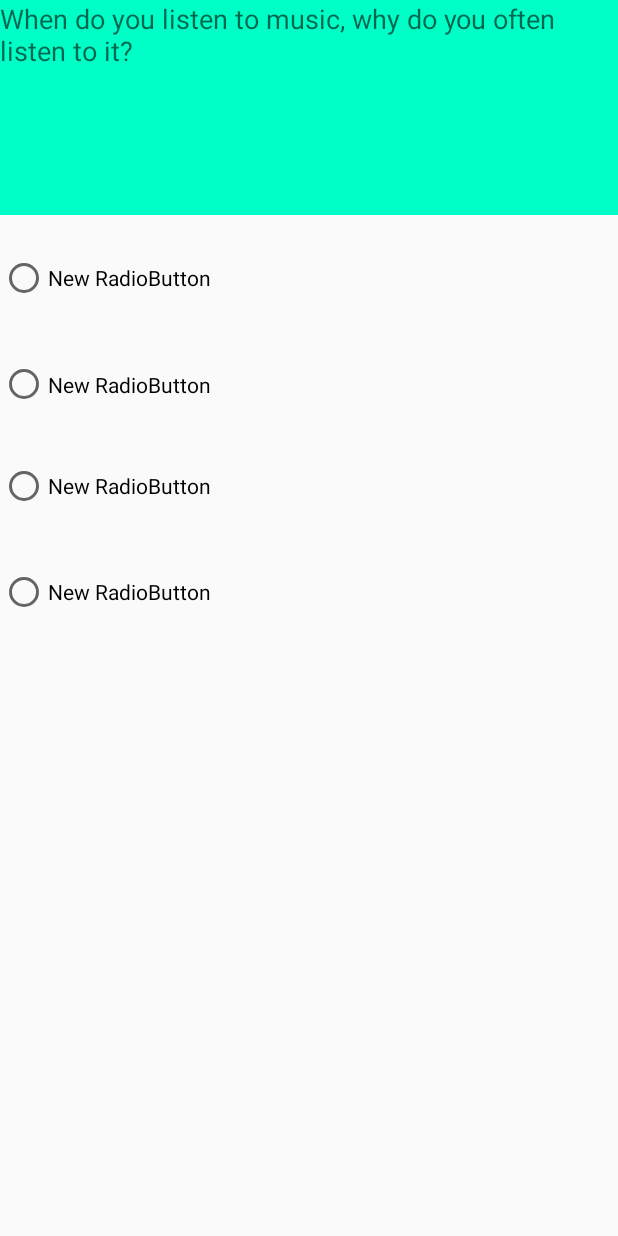
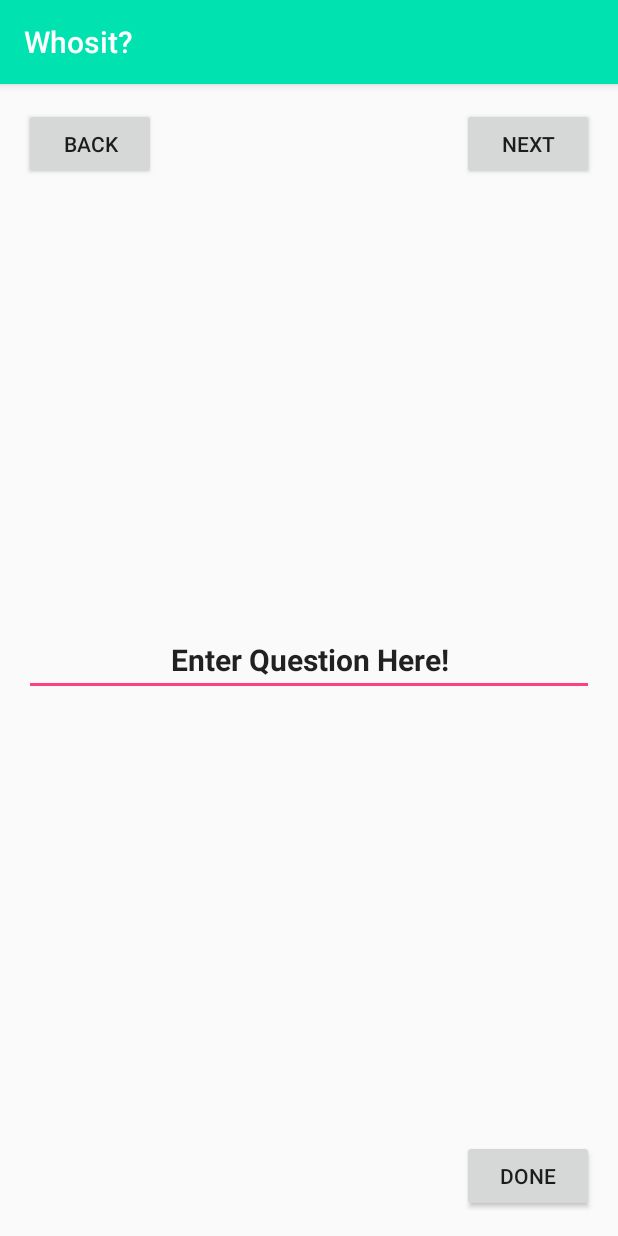
Before and after one commit to jadkinsjr76/WhositApp, an Android app: the screen it shows after launch (TakeQuizActivity before the commit, CreateQuestionActivity after it), on a phone screen of 412 x 824 dp. Run offline under Robolectric (Android 15) with nearby library versions, the phone set to English and light mode, and no system bars.

Commit message:
Added all activities associated to creating a quiz.

```diff
--- /dev/null
+++ b/app/src/main/java/com/example/jackadkins/whosit/CreateQuestionActivity.java
@@ -0,0 +1,118 @@
+package com.example.jackadkins.whosit;
+import android.content.Context;
+import android.content.Intent;
+import android.support.v7.app.AppCompatActivity;
+import android.os.Bundle;
+import android.view.KeyEvent;
+import android.view.View;
+import android.view.WindowManager;
+import android.view.inputmethod.EditorInfo;
+import android.view.inputmethod.InputMethodManager;
+import android.view.View.OnKeyListener;
+import android.widget.Button;
+import android.widget.EditText;
+import android.widget.TextView;
+import android.widget.TextView.OnEditorActionListener;
+
+public class CreateQuestionActivity extends AppCompatActivity {
+
+    class ButtonListener implements View.OnClickListener {
+        @Override
+        public void onClick(View v){
+            switch (v.getId()){
+                case R.id.nextButton:
+                    enterQuestion();
+                    if(currentQuestion == 19){
+                        break;
+                    }
+                    currentQuestion++;
+                    if(myStringArray[currentQuestion].equals(" ")){
+                        questionEditText.setText("Enter Question" + " " + (currentQuestion + 1));
+                    }else{
+                        questionEditText.setText(myStringArray[currentQuestion]);
+                    }
+
+                    break;
+
+                case R.id.backButton:
+                    if(currentQuestion == 0){
+                        break;
+                    }
+                    currentQuestion--;
+                    questionEditText.setText(myStringArray[currentQuestion]);
+                    break;
+                //go back to CreateQuizActivity
+                case R.id.doneButton:
+                    launchCreateQuizAct();
+                    break;
+            }
+        }
+    }
+
+    private String[] myStringArray = {" ", " ", " ", " ", " ", " ", " ", " ", " ", " ", " ", " ", " ", " ", " ", " ", " ", " ", " ", " "};
+    private int currentQuestion = 0;
+    private EditText questionEditText;
+    private Button nextButton;
+    private Button backButton;
+    private Button doneButton;
+    private ButtonListener mButtonListener = new ButtonListener();
+
+
+    @Override
+    protected void onCreate(Bundle savedInstanceState) {
+        super.onCreate(savedInstanceState);
+        setContentView(R.layout.activity_create_question);
+        this.getWindow().setSoftInputMode(WindowManager.LayoutParams.SOFT_INPUT_STATE_ALWAYS_HIDDEN);
+
+        questionEditText = (EditText) findViewById(R.id.q1);
+        nextButton = (Button) findViewById(R.id.nextButton);
+        backButton = (Button) findViewById(R.id.backButton);
+        doneButton = (Button) findViewById(R.id.doneButton);
+
+        nextButton.setOnClickListener(mButtonListener);
+        backButton.setOnClickListener(mButtonListener);
+        doneButton.setOnClickListener(mButtonListener);
+
+        questionEditText.setOnEditorActionListener(new OnEditorActionListener() {
+
+            @Override
+            public boolean onEditorAction(TextView v, int actionId, KeyEvent event) {
+                if (actionId == EditorInfo.IME_ACTION_DONE || actionId == EditorInfo.IME_ACTION_UNSPECIFIED) {
+                    enterQuestion();
+                }
+                return false;
+
+            }
+        });
+
+        questionEditText.setOnKeyListener(new OnKeyListener() {
+            @Override
+            public boolean onKey(View v, int keyCode, KeyEvent event) {
+                switch (keyCode) {
+                    case KeyEvent.KEYCODE_ENTER:
+                    case KeyEvent.KEYCODE_DPAD_CENTER:
+
+                        enterQuestion();
+
+                        InputMethodManager imm = (InputMethodManager) getSystemService(Context.INPUT_METHOD_SERVICE);
+                        imm.hideSoftInputFromWindow(questionEditText.getWindowToken(), 0);
+                        return true;
+
+                }
+                return false;
+            }
+        });
+
+
+    }
+
+    private void enterQuestion(){
+        myStringArray[currentQuestion] = questionEditText.getText().toString();
+    }
+
+    private void launchCreateQuizAct(){
+        Intent createQuizIntent = new Intent(this, CreateQuizActivity.class);
+        createQuizIntent.putExtra("questionArray", myStringArray);
+        startActivity(createQuizIntent);
+    }
+}
--- /dev/null
+++ b/app/src/main/res/layout/activity_create_question.xml
@@ -0,0 +1,66 @@
+<?xml version="1.0" encoding="utf-8"?>
+<LinearLayout
+    xmlns:android="http://schemas.android.com/apk/res/android"
+    xmlns:tools="http://schemas.android.com/tools"
+    android:layout_width="match_parent"
+    android:layout_height="match_parent"
+    android:paddingBottom="@dimen/activity_vertical_margin"
+    android:paddingLeft="@dimen/activity_horizontal_margin"
+    android:paddingRight="@dimen/activity_horizontal_margin"
+    android:paddingTop="@dimen/activity_vertical_margin"
+    tools:context="com.example.jackadkins.whosit.TakeQuizActivity"
+    android:textAlignment="center">
+
+    <RelativeLayout
+        android:layout_width="match_parent"
+        android:layout_height="match_parent">
+
+        <EditText
+            android:id="@+id/q1"
+            android:layout_width="400dp"
+            android:layout_height="wrap_content"
+            android:textSize="20sp"
+            android:text="Enter Question Here!"
+            android:textStyle="bold"
+            android:gravity="center"
+            android:layout_centerInParent="true"
+            android:maxLength="125"/>
+
+
+        <FrameLayout
+            android:layout_width="match_parent"
+            android:layout_height="wrap_content"
+            android:gravity="bottom">
+
+            <Button
+                android:id="@+id/backButton"
+                android:layout_width="wrap_content"
+                android:layout_height="wrap_content"
+                android:text="Back"
+                android:textAlignment="center"
+                android:layout_gravity="bottom|left"/>
+
+            <Button
+                android:id="@+id/nextButton"
+                android:layout_width="wrap_content"
+                android:layout_height="wrap_content"
+                android:text="Next"
+                android:layout_gravity="bottom|right"
+                android:textAlignment="center"/>
+
+        </FrameLayout>
+
+    <Button
+        android:id="@+id/doneButton"
+        android:layout_width="wrap_content"
+        android:layout_height="wrap_content"
+        android:text="Done"
+        android:layout_alignParentBottom="true"
+        android:gravity="center"
+        android:layout_alignParentRight="true"/>
+    </RelativeLayout>
+
+
+
+
+</LinearLayout>
--- a/app/src/main/res/values/dimens.xml
+++ b/app/src/main/res/values/dimens.xml
@@ -1,6 +1,10 @@
 <resources>
-    <!-- Default screen margins, per the Android Design guidelines. -->
+    <!-- Default screen margins, per the Android Design guidelines.
     <dimen name="activity_horizontal_margin">0dp</dimen>
     <dimen name="activity_vertical_margin">0dp</dimen>
-    <dimen name="fab_margin">0dp</dimen>
+    <dimen name="fab_margin">0dp</dimen>-->
+
+    <!-- Default screen margins, per the Android Design guidelines. -->
+    <dimen name="activity_horizontal_margin">16dp</dimen>
+    <dimen name="activity_vertical_margin">16dp</dimen>
 </resources>
```
Also changed, not shown: app/src/main/AndroidManifest.xml (+28 -18 lines), app/src/main/java/com/example/jackadkins/whosit/CreateAnswersActivity.java (added, +13 -0 lines), app/src/main/java/com/example/jackadkins/whosit/CreateNameActivity.java (added, +85 -0 lines), app/src/main/java/com/example/jackadkins/whosit/CreateQuizActivity.java (added, +90 -0 lines), app/src/main/java/com/example/jackadkins/whosit/MakeQuizActivity.java (deleted, +0 -29 lines), app/src/main/res/layout/activity_create_answers.xml (renamed from app/src/main/res/layout/content_make_quiz.xml, +11 -5 lines), app/src/main/res/layout/activity_create_name.xml (added, +38 -0 lines), app/src/main/res/layout/activity_create_quiz.xml (added, +68 -0 lines), app/src/main/res/layout/activity_make_quiz.xml (deleted, +0 -34 lines).
